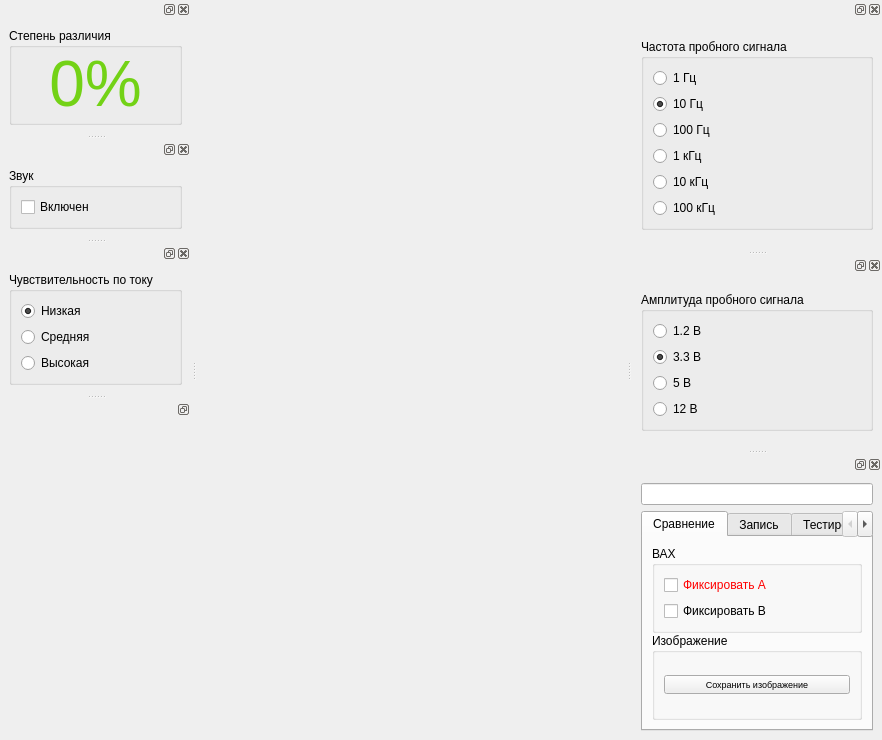
Old version of the form gui/mainwindow.ui in the repository EPC-MSU/EPLab.
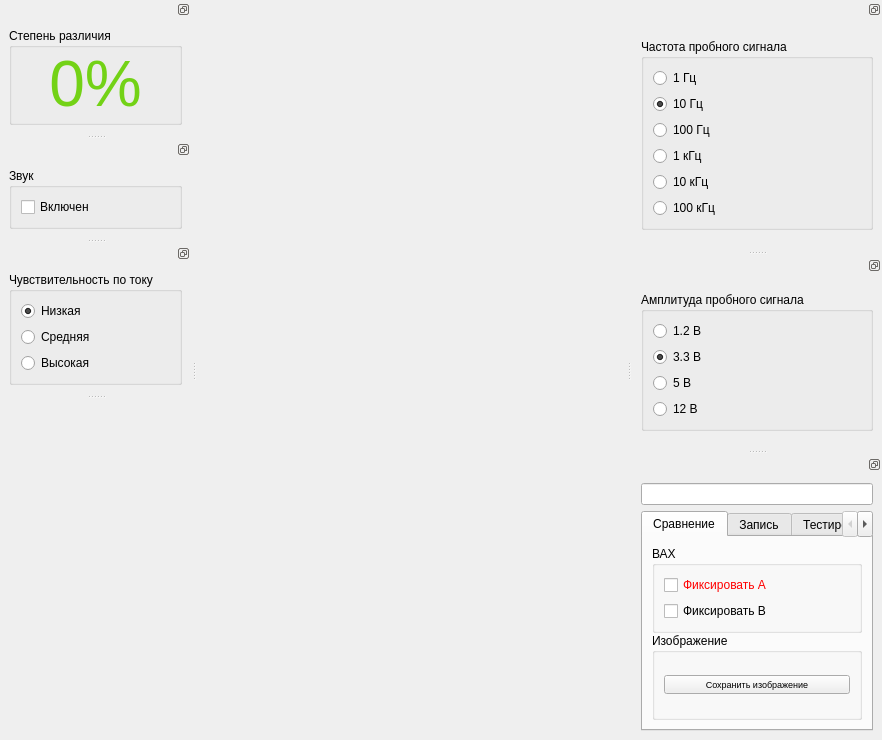
New version of the form.

Commit message: Add central IVC widget

What changed in the file:
```diff
--- a/gui/mainwindow.ui
+++ b/gui/mainwindow.ui
@@ -38,6 +38,9 @@
      <height>524287</height>
     </size>
    </property>
+   <property name="features">
+    <set>QDockWidget::DockWidgetFloatable|QDockWidget::DockWidgetMovable</set>
+   </property>
    <attribute name="dockWidgetArea">
     <number>1</number>
    </attribute>
@@ -108,6 +111,9 @@
      <height>524287</height>
     </size>
    </property>
+   <property name="features">
+    <set>QDockWidget::DockWidgetFloatable|QDockWidget::DockWidgetMovable</set>
+   </property>
    <attribute name="dockWidgetArea">
     <number>1</number>
    </attribute>
@@ -148,6 +154,9 @@
    </widget>
   </widget>
   <widget class="QDockWidget" name="freqDock">
+   <property name="features">
+    <set>QDockWidget::DockWidgetFloatable|QDockWidget::DockWidgetMovable</set>
+   </property>
    <attribute name="dockWidgetArea">
     <number>2</number>
    </attribute>
@@ -229,6 +238,9 @@
      <verstretch>0</verstretch>
     </sizepolicy>
    </property>
+   <property name="features">
+    <set>QDockWidget::DockWidgetFloatable|QDockWidget::DockWidgetMovable</set>
+   </property>
    <attribute name="dockWidgetArea">
     <number>1</number>
    </attribute>
@@ -277,6 +289,9 @@
    </widget>
   </widget>
   <widget class="QDockWidget" name="voltageDock">
+   <property name="features">
+    <set>QDockWidget::DockWidgetFloatable|QDockWidget::DockWidgetMovable</set>
+   </property>
    <attribute name="dockWidgetArea">
     <number>2</number>
    </attribute>
@@ -332,6 +347,9 @@
    </widget>
   </widget>
   <widget class="QDockWidget" name="planDock">
+   <property name="features">
+    <set>QDockWidget::DockWidgetFloatable|QDockWidget::DockWidgetMovable</set>
+   </property>
    <attribute name="dockWidgetArea">
     <number>2</number>
    </attribute>
@@ -726,7 +744,7 @@
     </sizepolicy>
    </property>
    <property name="features">
-    <set>QDockWidget::DockWidgetFloatable</set>
+    <set>QDockWidget::NoDockWidgetFeatures</set>
    </property>
    <property name="allowedAreas">
     <set>Qt::LeftDockWidgetArea</set>
```
Left out of the diff: 13 changed lines with no effect on the pictures. The commit also changes 2 other files.
